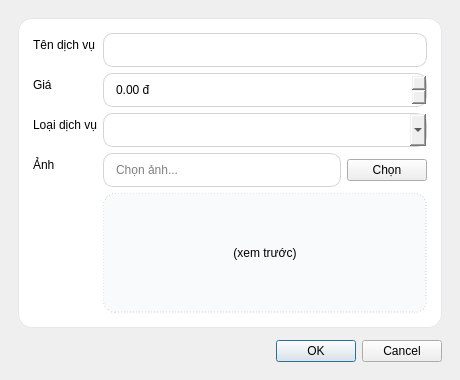
The window that app/ui/dialog_service.ui (thaieaut-engineer/Cong-nghe-phan-mem) describes before a commit, drawn with Qt 5.
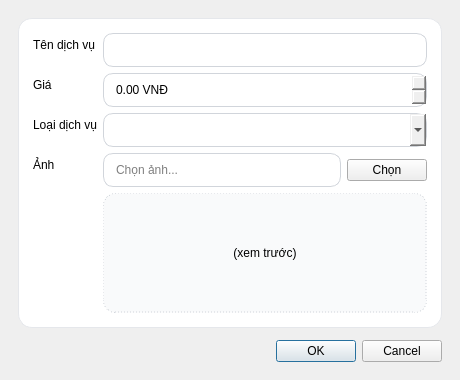
The same window after the commit.

```diff
--- a/app/ui/dialog_service.ui
+++ b/app/ui/dialog_service.ui
@@ -68,7 +68,7 @@
          <double>10000000.000000000000000</double>
         </property>
         <property name="suffix">
-         <string> đ</string>
+         <string> VNĐ</string>
         </property>
        </widget>
       </item>
```
